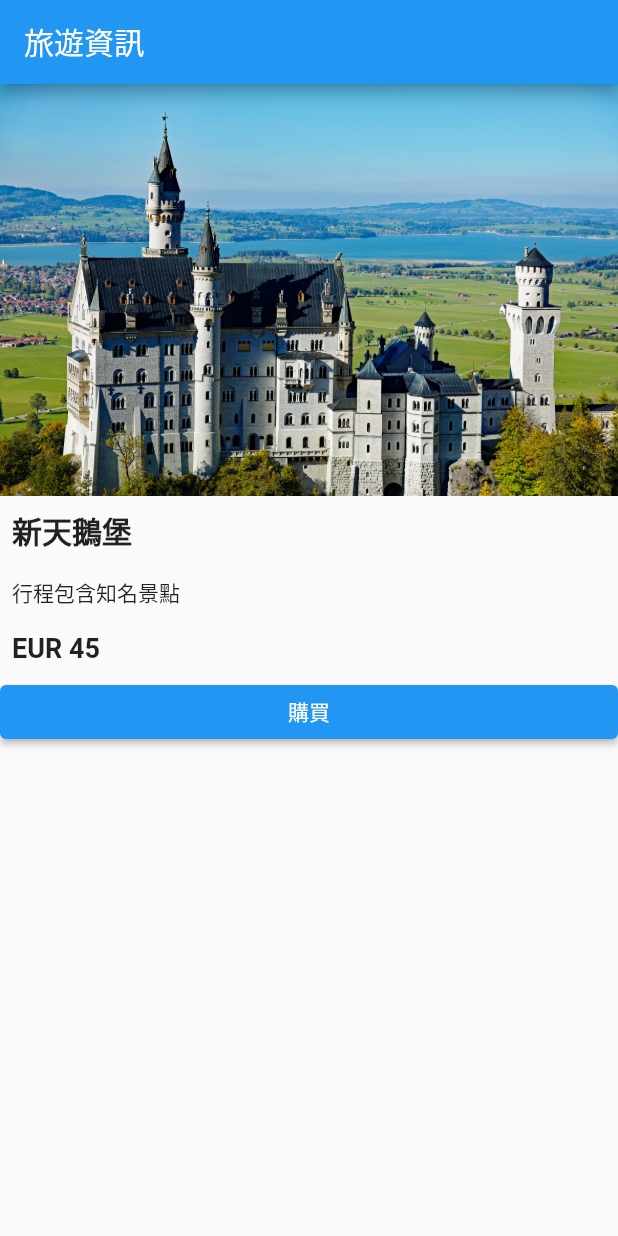
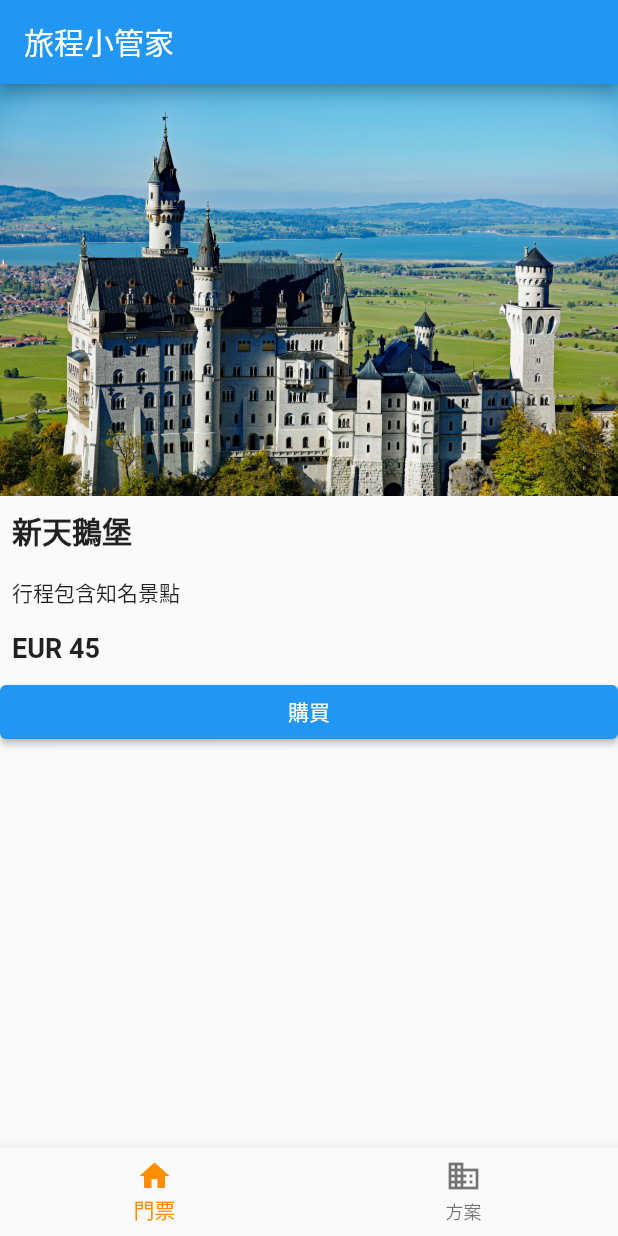
Before and after one commit to alexho0205/bts_cymkolor, a Flutter app: the screen it shows after launch, on a phone screen of 412 x 824 dp. Run offline on Flutter 3.47's test engine with Material 2 defaults, Android fonts, the phone set to English and light mode, and no system bars; our stand-ins replace cloud_firestore, firebase_core, flutter_dotenv, qr_flutter; missing offline and left inert: dart:ffi, flutter_stripe, mailer; accounts and stored records are empty.

Commit message:
新增套餐組合、

```diff
--- a/lib/constent.dart
+++ b/lib/constent.dart
@@ -1,2 +1,3 @@
 
 const order_page = 'Order page';
+const order_set_page = 'Order set page';
--- a/lib/homescreen.dart
+++ b/lib/homescreen.dart
@@ -60,6 +60,9 @@ class _HomeScreenState extends State<HomeScreen> {
                     seatReserved: true,
                     memo: "123456789-00",
                     paymentId: "123456789-00",
+                    ticketConfirmId: "",
+                    PhoneNumber: "",
+                    PhoneVerified: false,
                     currency: "USD",
                     amount: 1000);
                 if (await Payment().makeReservation(reservation)!="") {
--- a/lib/main.dart
+++ b/lib/main.dart
@@ -1,13 +1,12 @@
+
 import 'package:bts_cymkolor/search_page.dart';
+import 'package:bts_cymkolor/set_search_page.dart';
 import 'package:flutter/material.dart';
 import 'package:flutter_dotenv/flutter_dotenv.dart';
 import 'package:flutter_stripe/flutter_stripe.dart';
 import 'constent.dart';
-import 'homescreen.dart';
-import 'package:cloud_firestore/cloud_firestore.dart';
 import 'package:firebase_core/firebase_core.dart';
-import 'package:flutter_services_binding/flutter_services_binding.dart';
-import 'firebase_options.dart';
+import 'order_set_ticketpage.dart';
 import 'order_ticketpage.dart';
 
 void main() async {
@@ -30,6 +29,7 @@ class MyApp extends StatelessWidget {
 
   final routes = <String, WidgetBuilder>{ // map 關係 => keyStr : View Widget
     order_page: (context) => OrderTicketPage(),
+    order_set_page: (context) => OrderSetTicketPage(),
   };
 
   // This widget is the root of your application.
@@ -37,35 +37,61 @@ class MyApp extends StatelessWidget {
   Widget build(BuildContext context) {
     return MaterialApp(
       debugShowCheckedModeBanner: false,
-      title: 'Flutter Demo',
+      title: '旅程小管家',
       theme: ThemeData(
         primarySwatch: Colors.blue,
       ),
-      home: TravelPage(),
+      home: const MyStatefulWidget(),
       routes: routes,
     );
   }
 }
 
-// class MyHomePage extends StatefulWidget {
-//   const MyHomePage({super.key, required this.title});
-//   final String title;
-//
-//   @override
-//   State<MyHomePage> createState() => _MyHomePageState();
-// }
-//
-// class _MyHomePageState extends State<MyHomePage> {
-//
-//
-//   @override
-//   Widget build(BuildContext context) {
-//     return MaterialApp(
-//       theme: ThemeData(
-//         primarySwatch: Colors.green,
-//       ),
-//       //initial route
-//       home: TravelPage(),
-//     );
-//   }
-// }
+
+class MyStatefulWidget extends StatefulWidget {
+  const MyStatefulWidget({super.key});
+
+  @override
+  State<MyStatefulWidget> createState() => _MyStatefulWidgetState();
+}
+
+class _MyStatefulWidgetState extends State<MyStatefulWidget> {
+  int _selectedIndex = 0;
+  static final List<Widget> _widgetOptions = [
+    TravelPage(),
+    TravelSetPage()
+  ];
+
+  void _onItemTapped(int index) {
+    setState(() {
+      _selectedIndex = index;
+    });
+  }
+
+  @override
+  Widget build(BuildContext context) {
+    return Scaffold(
+      appBar: AppBar(
+        title: const Text('旅程小管家'),
+      ),
+      body: Center(
+        child: _widgetOptions.elementAt(_selectedIndex),
+      ),
+      bottomNavigationBar: BottomNavigationBar(
+        items: const <BottomNavigationBarItem>[
+          BottomNavigationBarItem(
+            icon: Icon(Icons.home),
+            label: '門票',
+          ),
+          BottomNavigationBarItem(
+            icon: Icon(Icons.business),
+            label: '方案',
+          )
+        ],
+        currentIndex: _selectedIndex,
+        selectedItemColor: Colors.amber[800],
+        onTap: _onItemTapped,
+      ),
+    );
+  }
+}
--- a/lib/search_page.dart
+++ b/lib/search_page.dart
@@ -59,9 +59,6 @@ class _TravelPageState extends State<TravelPage> {
     //travelInfoList.add(  );
 
     return Scaffold(
-      appBar: AppBar(
-        title: const Text('旅遊資訊'),
-      ),
       body: ListView.builder(
         itemCount: travelInfoList.length,
         itemBuilder: (context, index) {
```
Also changed, not shown: lib/order_set_ticketpage.dart (added, +113 -0 lines), lib/set_search_page.dart (added, +90 -0 lines), assets/image/travel_set_1_img.jpg (added), assets/image/travel_set_2_img.jpg (added), 1 other file.
